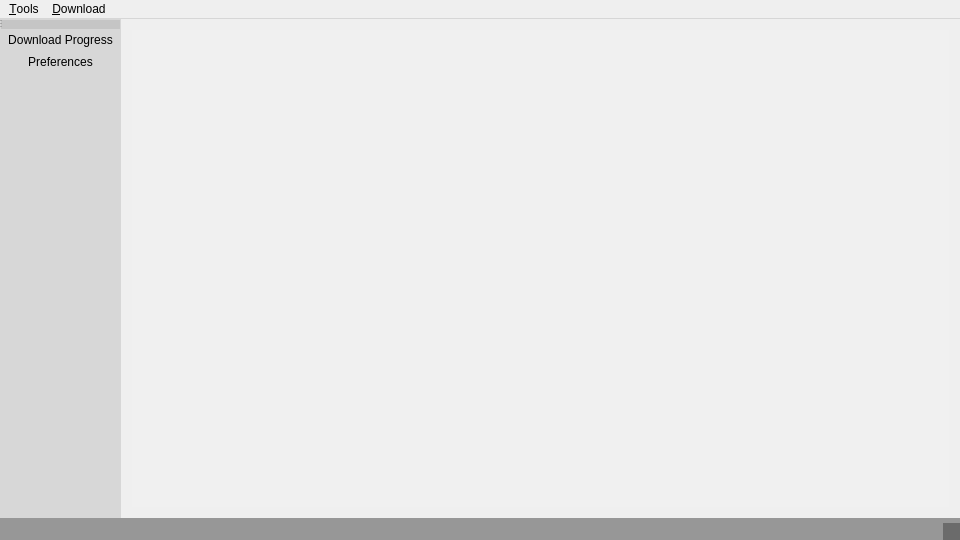
Before: the Qt Designer form Kaminec/UI/kamineclauncher.ui in kaniol-lck/Kaminec, drawn with Qt 5.
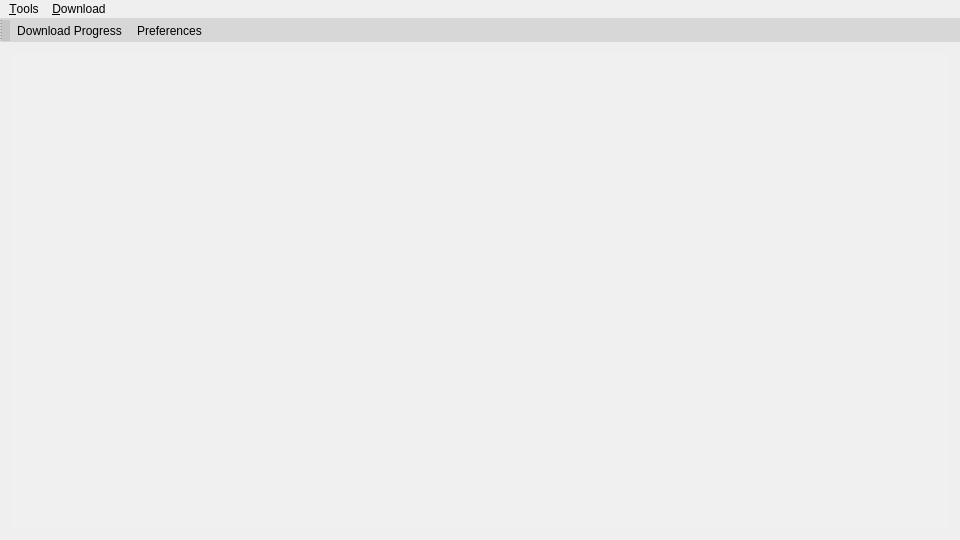
After: the same form once the commit is applied.

```diff
--- a/Kaminec/UI/kamineclauncher.ui
+++ b/Kaminec/UI/kamineclauncher.ui
@@ -159,13 +159,13 @@
 </string>
    </property>
    <property name="orientation">
-    <enum>Qt::Vertical</enum>
+    <enum>Qt::Horizontal</enum>
    </property>
    <property name="toolButtonStyle">
     <enum>Qt::ToolButtonIconOnly</enum>
    </property>
    <attribute name="toolBarArea">
-    <enum>LeftToolBarArea</enum>
+    <enum>TopToolBarArea</enum>
    </attribute>
    <attribute name="toolBarBreak">
     <bool>false</bool>
@@ -173,11 +173,6 @@
    <addaction name="action_Download_Progress"/>
    <addaction name="action_preferences"/>
   </widget>
-  <widget class="QStatusBar" name="statusBar">
-   <property name="styleSheet">
-    <string notr="true">background-color: rgba(63, 63, 63, 127);</string>
-   </property>
-  </widget>
   <action name="action_preferences">
    <property name="text">
     <string>&amp;Preferences</string>
```
Left out of the diff: 2 changed lines with no effect on the pictures.
